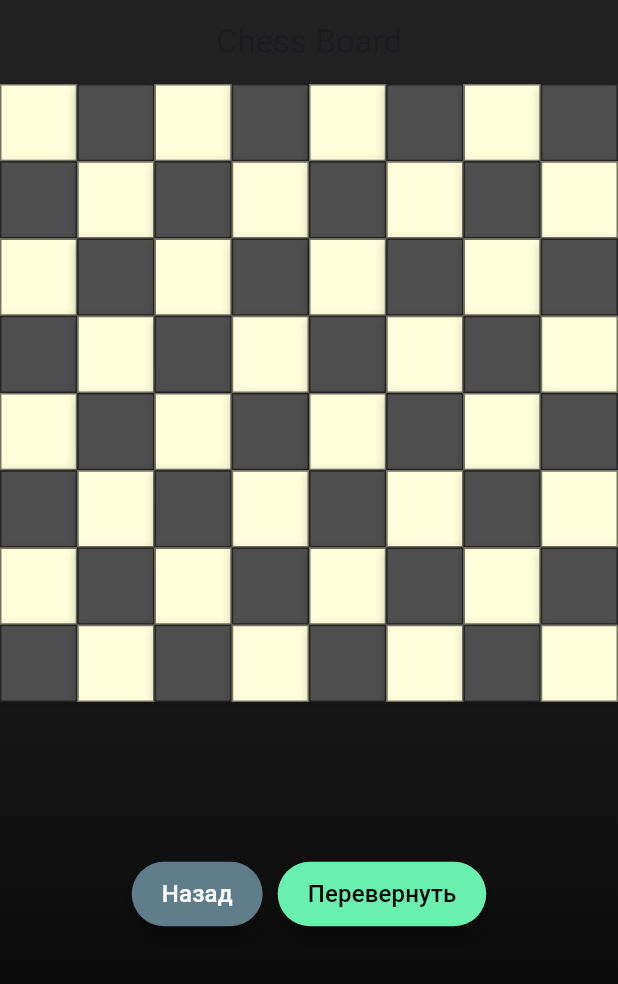
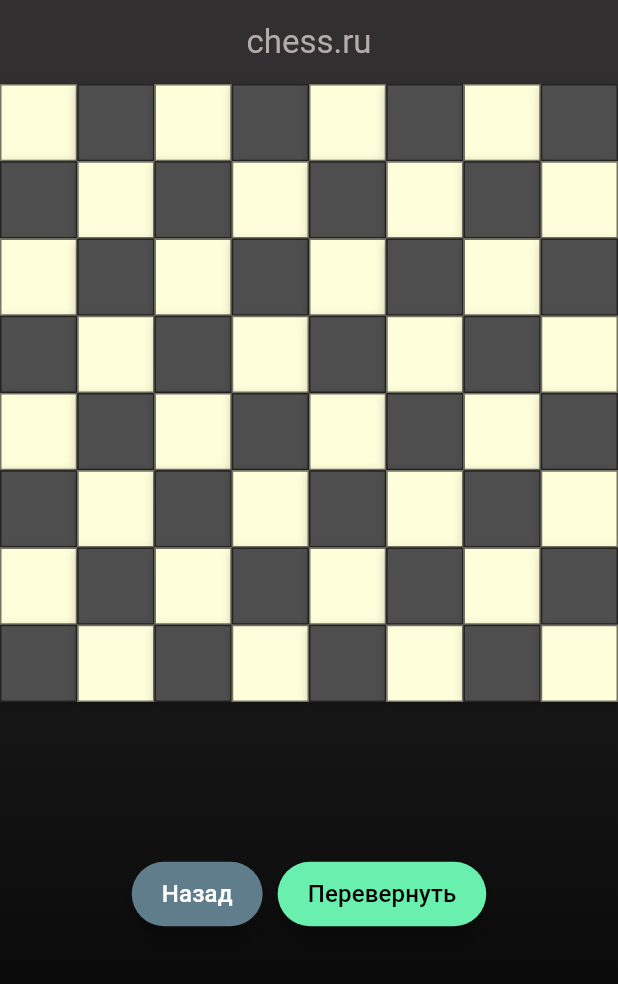
Before and after one commit to viac5/chess.ru, a Flutter app: the screen it shows after launch, on a phone screen of 412 x 824 dp. Shown: the top 984 px of the screen. Run offline on Flutter 3.47's test engine with Material 3 defaults, Android fonts, the phone set to English and light mode, and no system bars; missing offline and left inert: dart:ffi; statements that could not run were skipped.

Commit message:
minor design change

```diff
--- a/lib/main.dart
+++ b/lib/main.dart
@@ -266,8 +266,9 @@ void resetGame() {
 Widget build(BuildContext context) {
   return Scaffold(
     appBar: AppBar(
-      title: const Text('Chess Board'),
-      backgroundColor: Colors.black87, // Темный цвет для AppBar
+      title: const Text('chess.ru'),
+      foregroundColor: const Color.fromARGB(255, 180, 171, 171), // Цвет текста на AppBar
+      backgroundColor: const Color.fromARGB(221, 17, 16, 16), // Темный цвет для AppBar
       centerTitle: true,
     ),
     body: Container(
```
